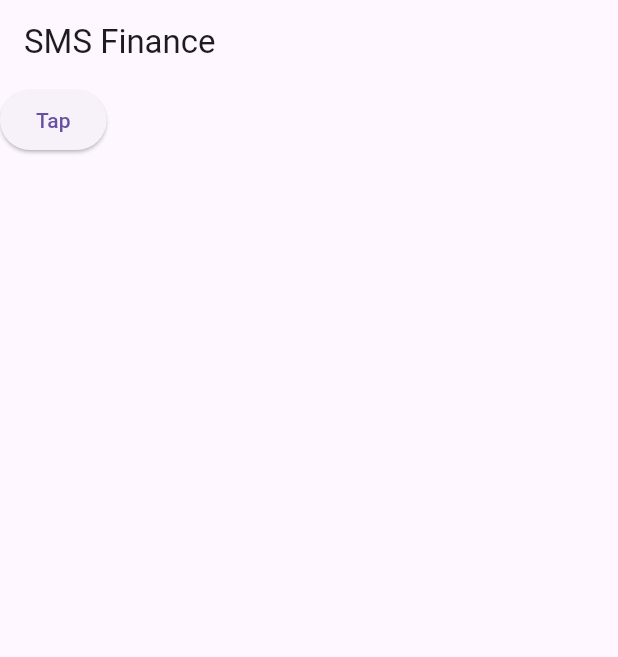
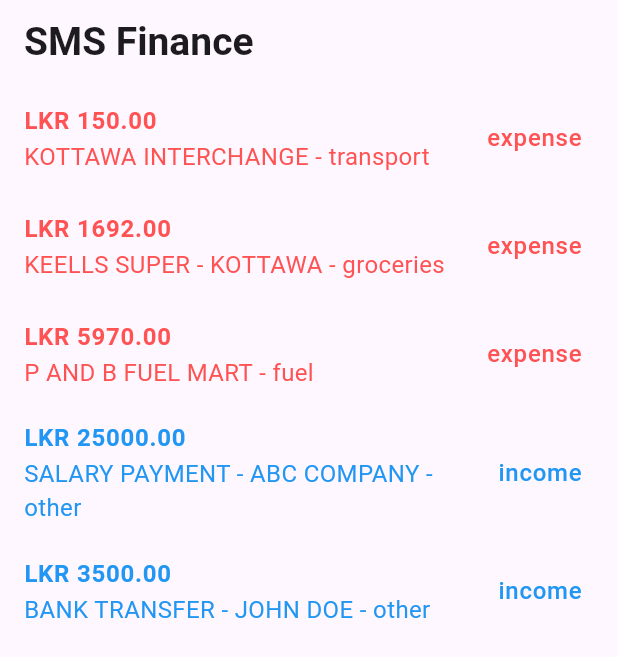
Before and after one commit to PathumDilhara/SMS-Finance-App, a Flutter app: the screen it shows after launch, on a phone screen of 412 x 824 dp. Shown: the top 657 px of the screen. Run offline on Flutter 3.47's test engine with Material 3 defaults, Android fonts, the phone set to English and light mode, and no system bars; our stand-ins replace flutter_riverpod, go_router, logger.

Commit message:
Riverpod configuring, Two screens implementing, Allow user to change category

```diff
--- a/lib/models/transaction_model.dart
+++ b/lib/models/transaction_model.dart
@@ -15,6 +15,9 @@
   // Transport / Groceries / Fuel
   final DateTime dateTime;
 
+  // just pass raw sms
+  final String rawMessage;
+
   TransactionModel({
     required this.id,
     required this.amount,
@@ -22,6 +25,7 @@
     required this.merchant,
     required this.category,
     required this.dateTime,
+    required this.rawMessage,
   });
 
   factory TransactionModel.empty() {
@@ -32,6 +36,27 @@
       merchant: "",
       category: CategoryEnum.other,
       dateTime: DateTime.now(),
+      rawMessage: "",
+    );
+  }
+
+  TransactionModel copyWith({
+    String? id,
+    double? amount,
+    TransactionTypeEnum? type,
+    String? merchant,
+    CategoryEnum? category,
+    DateTime? dateTime,
+    String? rawMessage,
+}){
+    return TransactionModel(
+      id: id ?? this.id,
+      amount: amount ?? this.amount,
+      type: type ?? this.type,
+      merchant: merchant ?? this.merchant,
+      category: category ?? this.category,
+      dateTime: dateTime ?? this.dateTime,
+      rawMessage: rawMessage ?? this.rawMessage,
     );
   }
 }
--- /dev/null
+++ b/lib/providers/transaction_provider.dart
@@ -0,0 +1,9 @@
+import 'package:flutter_riverpod/flutter_riverpod.dart';
+import 'package:sms_finance_app/providers/transaction_notifier.dart';
+
+import '../models/transaction_model.dart';
+
+final transactionProvider =
+    StateNotifierProvider<TransactionNotifier, List<TransactionModel>>(
+      (ref) => TransactionNotifier(),
+    );
--- a/lib/router/router.dart
+++ b/lib/router/router.dart
@@ -1,15 +1,27 @@
 import 'package:go_router/go_router.dart';
+import 'package:sms_finance_app/models/transaction_model.dart';
 import 'package:sms_finance_app/router/router_paths.dart';
+import 'package:sms_finance_app/screens/transaction_detail_screen.dart';
 
-import '../screens/home_screen.dart';
+import '../screens/transaction_list_screen.dart';
 
 class RouterClass {
   final router = GoRouter(
-      initialLocation: "/${RouterPaths.home}",
-      routes: [
-        GoRoute(
-            name: RouterPaths.home,
-            path: "/${RouterPaths.home}",
-        builder: (context, state) => HomeScreen(),)
-      ]);
+    initialLocation: "/${RouterPaths.home}",
+    routes: [
+      GoRoute(
+        name: RouterPaths.home,
+        path: "/${RouterPaths.home}",
+        builder: (context, state) => TransactionListScreen(),
+      ),
+      GoRoute(
+        name: RouterPaths.transactionDetails,
+        path: "/${RouterPaths.transactionDetails}",
+        builder: (context, state) {
+          final tx = state.extra as TransactionModel;
+          return TransactionDetailScreen(transaction: tx);
+        },
+      ),
+    ],
+  );
 }
--- a/lib/router/router_paths.dart
+++ b/lib/router/router_paths.dart
@@ -1,4 +1,4 @@
 class RouterPaths {
   static const home = "home";
-  static const details = "details";
+  static const transactionDetails = "details";
 }
--- a/lib/mock_data/mock_data.dart
+++ b/lib/sample_data/sample_sms.dart
@@ -1,4 +1,4 @@
-final List<String> kMockData = [
+final List<String> kSampleSMS = [
   "LKR	150.00	debited	from	AC	**1111	via	POS	at	KOTTAWA	INTERCHANGE	10500302 "
       "28/03/2026	14:19:13 "
       "To	Inq	Call	0112303050 "
@@ -12,4 +12,8 @@
   "LKR	5,970.00	debited	from	AC	**1114	via	POS	at	P	AND	B	FUEL	MART	10000759 25/03/2026	18:58:40 "
       "To	Inq	Call	0112303050 "
       "Get	protected	- Do	not	Share	OTP",
+
+  "LKR 25,000.00 credited to AC **1111 from SALARY PAYMENT - ABC COMPANY 30/03/2026 09:00:00",
+
+  "LKR 3,500.00 credited to AC **1114 from BANK TRANSFER - JOHN DOE 29/03/2026 12:15:45",
 ];
--- a/lib/screens/home_screen.dart
+++ /dev/null
@@ -1,35 +0,0 @@
-import 'package:flutter/material.dart';
-import 'package:sms_finance_app/logger/logger.dart';
-import 'package:sms_finance_app/mock_data/mock_data.dart';
-import 'package:sms_finance_app/models/transaction_model.dart';
-import 'package:sms_finance_app/services/sms_parser.dart';
-
-class HomeScreen extends StatelessWidget {
-  const HomeScreen({super.key});
-
-  @override
-  Widget build(BuildContext context) {
-    return Scaffold(
-      appBar: AppBar(title: Text("SMS Finance")),
-      body: Column(
-        children: [
-          ElevatedButton(
-            onPressed: () {
-              TransactionModel model = SMSParser.parse(kMockData[0]);
-
-              appLogger.i(
-                "${model.id}, "
-                "${model.amount}, "
-                "${model.type}, "
-                "${model.merchant}, "
-                "${model.category}, "
-                "${model.dateTime}",
-              );
-              },
-            child: Text("Tap"),
-          ),
-        ],
-      ),
-    );
-  }
-}
--- /dev/null
+++ b/lib/screens/transaction_list_screen.dart
@@ -0,0 +1,85 @@
+import 'package:flutter/material.dart';
+import 'package:flutter_riverpod/flutter_riverpod.dart';
+import 'package:go_router/go_router.dart';
+import 'package:sms_finance_app/enums/transcation_type_enum.dart';
+import 'package:sms_finance_app/logger/logger.dart';
+import 'package:sms_finance_app/providers/transaction_provider.dart';
+import 'package:sms_finance_app/router/router_paths.dart';
+
+import '../sample_data/sample_sms.dart';
+
+class TransactionListScreen extends ConsumerStatefulWidget {
+  const TransactionListScreen({super.key});
+
+  @override
+  ConsumerState<TransactionListScreen> createState() =>
+      _TransactionListScreenState();
+}
+
+class _TransactionListScreenState extends ConsumerState<TransactionListScreen> {
+  @override
+  void initState() {
+    super.initState();
+    Future.microtask(() {
+      ref.read(transactionProvider.notifier).loadFromSms(kSampleSMS);
+    });
+  }
+
+  @override
+  Widget build(BuildContext context) {
+    // watch state
+    final transactions = ref.watch(transactionProvider);
+
+    return Scaffold(
+      appBar: AppBar(
+        title: Text(
+          "SMS Finance",
+          style: TextStyle(fontWeight: FontWeight.bold, fontSize: 26),
+        ),
+      ),
+      body:
+          transactions.isEmpty
+              ? Center(child: Text("No transactions"))
+              : ListView.builder(
+                physics: NeverScrollableScrollPhysics(),
+                shrinkWrap: true,
+                itemCount: transactions.length,
+                itemBuilder: (context, index) {
+                  final tx = transactions[index];
+                  bool isExpense = tx.type == TransactionTypeEnum.expense;
+
+                  return ListTile(
+                    title: Text(
+                      "LKR ${tx.amount.toStringAsFixed(2)}",
+                      style: TextStyle(
+                        color: isExpense ? Colors.redAccent : Colors.blue,
+                        fontSize: 16,
+                        fontWeight: FontWeight.bold,
+                      ),
+                    ),
+                    subtitle: Text(
+                      "${tx.merchant} - ${tx.category.name}",
+                      style: TextStyle(
+                        color: isExpense ? Colors.redAccent : Colors.blue,
+                        fontSize: 16,
+                      ),
+                    ),
+                    trailing: Text(
+                      tx.type.name,
+                      style: TextStyle(
+                        color: isExpense ? Colors.redAccent : Colors.blue,
+                        fontSize: 16,
+                      ),
+                    ),
+                    onTap: () {
+                      appLogger.i("Pressed");
+                      GoRouter.of(
+                        context,
+                      ).push("/${RouterPaths.transactionDetails}", extra: tx);
+                    },
+                  );
+                },
+              ),
+    );
+  }
+}
--- a/pubspec.yaml
+++ b/pubspec.yaml
@@ -38,6 +38,7 @@
   go_router: ^17.0.0
   intl: ^0.19.0
   logger: ^2.6.2
+  uuid: ^4.5.1
 
 dev_dependencies:
   flutter_test:
```
Also changed, not shown: lib/providers/transaction_notifier.dart (added, +25 -0 lines), lib/screens/transaction_detail_screen.dart (added, +173 -0 lines), lib/services/sms_parser.dart (+17 -7 lines), lib/widgets/custom_drop_down_button.dart (added, +32 -0 lines), pubspec.lock.
